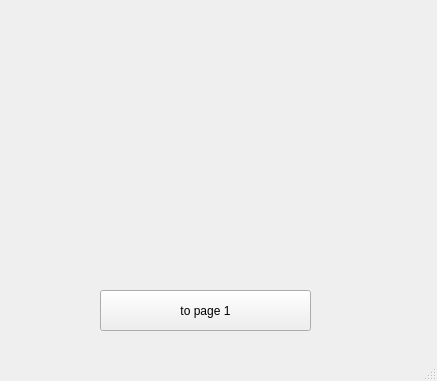
Before: the Qt Designer form second.ui in povidllo/Weather_forecast, drawn with Qt 5.
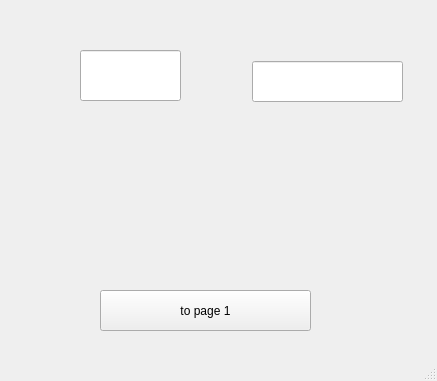
After: the same form once the commit is applied.

```diff
--- a/second.ui
+++ b/second.ui
@@ -27,6 +27,26 @@
      <string>to page 1</string>
     </property>
    </widget>
+   <widget class="QLineEdit" name="lineEdit">
+    <property name="geometry">
+     <rect>
+      <x>80</x>
+      <y>50</y>
+      <width>101</width>
+      <height>51</height>
+     </rect>
+    </property>
+   </widget>
+   <widget class="QLineEdit" name="city_name">
+    <property name="geometry">
+     <rect>
+      <x>252</x>
+      <y>61</y>
+      <width>151</width>
+      <height>41</height>
+     </rect>
+    </property>
+   </widget>
   </widget>
   <widget class="QStatusBar" name="statusbar"/>
  </widget>
```
